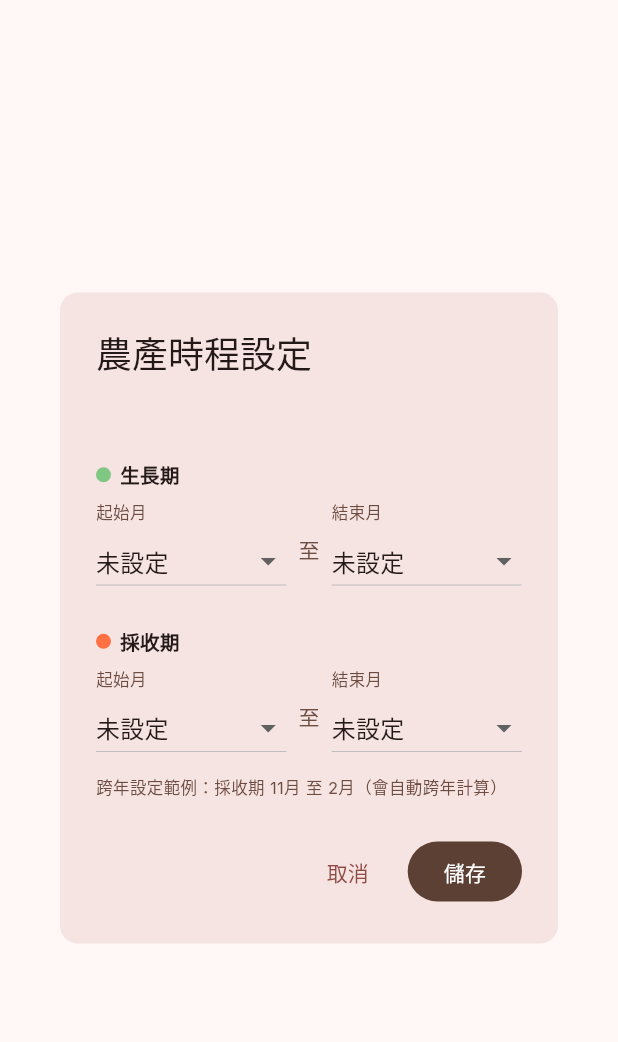
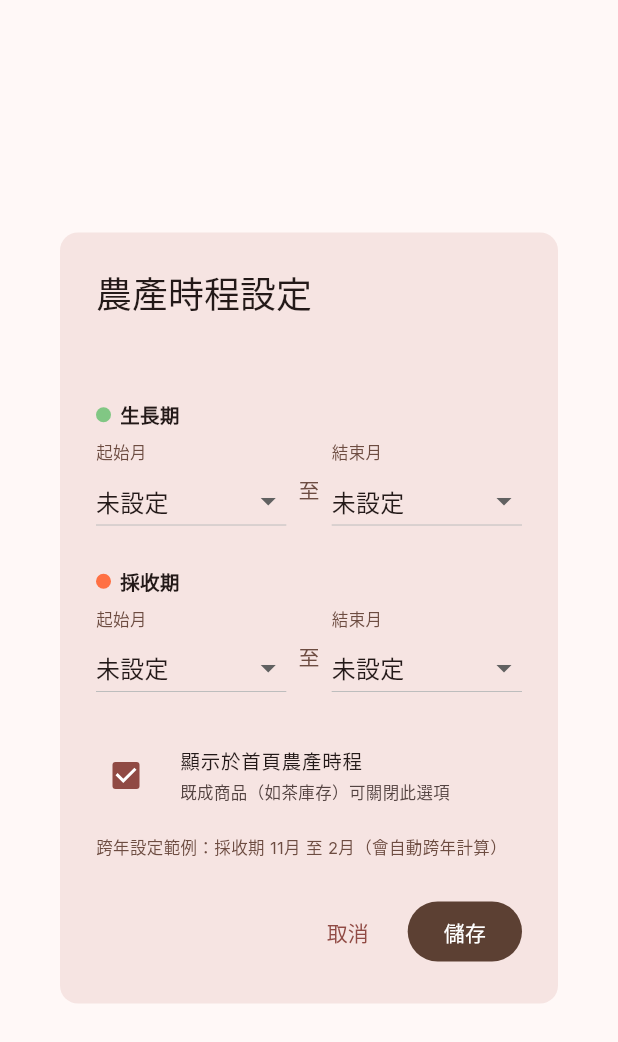
Before and after one commit to ericericx/ai-shanyu, a Flutter app: the _EditSeasonsDialog widget shown alone on an empty page, opened directly with empty values, on a phone screen of 412 x 824 dp. Shown: the top 1042 px of the screen. Run offline on Flutter 3.47's test engine with Material 3 defaults, Android fonts, the phone set to English and light mode, and no system bars; our stand-ins replace cached_network_image, carousel_slider, cloud_firestore, cloud_functions, file_picker, firebase_auth and 6 more; accounts and stored records are empty; generated files the repository leaves out were written again.

Commit message:
feat: 農產時程新增「顯示於首頁」開關
商品可勾選是否顯示於首頁農產時程表，
既成商品（如茶庫存）可關閉此選項不出現在時程表。
前台 query 加入 showOnTimeline == true 過濾。

Co-Authored-By: Claude Opus 4.6 (1M context) <noreply@anthropic.com>

```diff
--- a/shanyu_app/lib/features/admin/data/products_admin_repository.dart
+++ b/shanyu_app/lib/features/admin/data/products_admin_repository.dart
@@ -83,6 +83,7 @@ class AdminProductModel {
     this.growingEndPeriod,
     this.harvestStartPeriod,
     this.harvestEndPeriod,
+    this.showOnTimeline = true,
   });
 
   final String id;
@@ -116,6 +117,9 @@ class AdminProductModel {
   /// 採收期結束旬（1–36，null 表示未設定）
   final int? harvestEndPeriod;
 
+  /// 是否顯示於首頁農產時程表
+  final bool showOnTimeline;
+
   factory AdminProductModel.fromFirestore(DocumentSnapshot doc) {
     final data = doc.data() as Map<String, dynamic>;
     final scheduledAtTs = data['scheduledAt'] as Timestamp?;
@@ -136,6 +140,7 @@ class AdminProductModel {
       growingEndPeriod: data['growingEndPeriod'] as int?,
       harvestStartPeriod: data['harvestStartPeriod'] as int?,
       harvestEndPeriod: data['harvestEndPeriod'] as int?,
+      showOnTimeline: (data['showOnTimeline'] as bool?) ?? true,
     );
   }
 }
@@ -268,12 +273,14 @@ class ProductsAdminRepository {
     required int growingEndPeriod,
     required int harvestStartPeriod,
     required int harvestEndPeriod,
+    required bool showOnTimeline,
   }) async {
     await _firestore.collection(_kProducts).doc(id).update({
       'growingStartPeriod': growingStartPeriod,
       'growingEndPeriod': growingEndPeriod,
       'harvestStartPeriod': harvestStartPeriod,
       'harvestEndPeriod': harvestEndPeriod,
+      'showOnTimeline': showOnTimeline,
       'updatedAt': FieldValue.serverTimestamp(),
     });
   }
--- a/shanyu_app/lib/features/admin/presentation/products_admin_page.dart
+++ b/shanyu_app/lib/features/admin/presentation/products_admin_page.dart
@@ -611,13 +611,14 @@ class _ProductTab extends ConsumerWidget {
       context: context,
       builder: (_) => _EditSeasonsDialog(
         product: product,
-        onSave: (gs, ge, hs, he) async {
+        onSave: (gs, ge, hs, he, showOnTimeline) async {
           await ref.read(_repoProvider).updateProductSeasons(
                 product.id,
                 growingStartPeriod: gs,
                 growingEndPeriod: ge,
                 harvestStartPeriod: hs,
                 harvestEndPeriod: he,
+                showOnTimeline: showOnTimeline,
               );
         },
       ),
@@ -1301,7 +1302,7 @@ class _EditSeasonsDialog extends StatefulWidget {
   const _EditSeasonsDialog({required this.product, required this.onSave});
 
   final AdminProductModel product;
-  final Future<void> Function(int gs, int ge, int hs, int he) onSave;
+  final Future<void> Function(int gs, int ge, int hs, int he, bool showOnTimeline) onSave;
 
   @override
   State<_EditSeasonsDialog> createState() => _EditSeasonsDialogState();
@@ -1312,6 +1313,7 @@ class _EditSeasonsDialogState extends State<_EditSeasonsDialog> {
   late int _ge;
   late int _hs;
   late int _he;
+  late bool _showOnTimeline;
   bool _isSaving = false;
 
   static final _periods = [
@@ -1329,12 +1331,13 @@ class _EditSeasonsDialogState extends State<_EditSeasonsDialog> {
     _ge = widget.product.growingEndPeriod ?? 0;
     _hs = widget.product.harvestStartPeriod ?? 0;
     _he = widget.product.harvestEndPeriod ?? 0;
+    _showOnTimeline = widget.product.showOnTimeline;
   }
 
   Future<void> _handleSave() async {
     setState(() => _isSaving = true);
     try {
-      await widget.onSave(_gs, _ge, _hs, _he);
+      await widget.onSave(_gs, _ge, _hs, _he, _showOnTimeline);
       if (mounted) Navigator.of(context).pop();
     } catch (e) {
       if (mounted) {
@@ -1439,6 +1442,22 @@ class _EditSeasonsDialogState extends State<_EditSeasonsDialog> {
               )),
             ]),
 
+            const SizedBox(height: 16),
+
+            // 顯示於時程表
+            CheckboxListTile(
+              value: _showOnTimeline,
+              onChanged: (v) => setState(() => _showOnTimeline = v ?? true),
+              title: const Text('顯示於首頁農產時程', style: TextStyle(fontSize: 13)),
+              subtitle: const Text(
+                '既成商品（如茶庫存）可關閉此選項',
+                style: TextStyle(fontSize: 11),
+              ),
+              dense: true,
+              contentPadding: EdgeInsets.zero,
+              controlAffinity: ListTileControlAffinity.leading,
+            ),
+
             const SizedBox(height: 8),
             const Text(
               '跨年設定範例：採收期 11月 至 2月（會自動跨年計算）',
--- a/shanyu_app/lib/features/home/data/product_timeline_repository.dart
+++ b/shanyu_app/lib/features/home/data/product_timeline_repository.dart
@@ -11,11 +11,12 @@ class ProductTimelineRepository {
 
   final FirebaseFirestore _firestore;
 
-  /// 監聽所有 status == 'active' 的商品，依 sortOrder 排序。
+  /// 監聽所有 status == 'active' 且 showOnTimeline == true 的商品。
   Stream<List<TimelineProduct>> watchActiveProducts() {
     return _firestore
         .collection('products')
         .where('status', isEqualTo: 'active')
+        .where('showOnTimeline', isEqualTo: true)
         .snapshots()
         .map(
           (snapshot) => snapshot.docs
--- a/shanyu_app/lib/features/home/models/product_timeline_models.dart
+++ b/shanyu_app/lib/features/home/models/product_timeline_models.dart
@@ -55,6 +55,7 @@ class TimelineProduct {
     required this.harvestStartPeriod,
     required this.harvestEndPeriod,
     required this.status,
+    required this.showOnTimeline,
   });
 
   final String id;
@@ -76,6 +77,9 @@ class TimelineProduct {
   /// 'active' | 'draft'
   final String status;
 
+  /// 是否顯示於首頁農產時程表（既成商品如茶庫存可設為 false）
+  final bool showOnTimeline;
+
   factory TimelineProduct.fromFirestore(DocumentSnapshot doc) {
     final data = doc.data() as Map<String, dynamic>;
     return TimelineProduct(
@@ -87,6 +91,7 @@ class TimelineProduct {
       harvestStartPeriod: (data['harvestStartPeriod'] as int?) ?? 0,
       harvestEndPeriod: (data['harvestEndPeriod'] as int?) ?? 0,
       status: (data['status'] as String?) ?? 'draft',
+      showOnTimeline: (data['showOnTimeline'] as bool?) ?? true,
     );
   }
 
```
